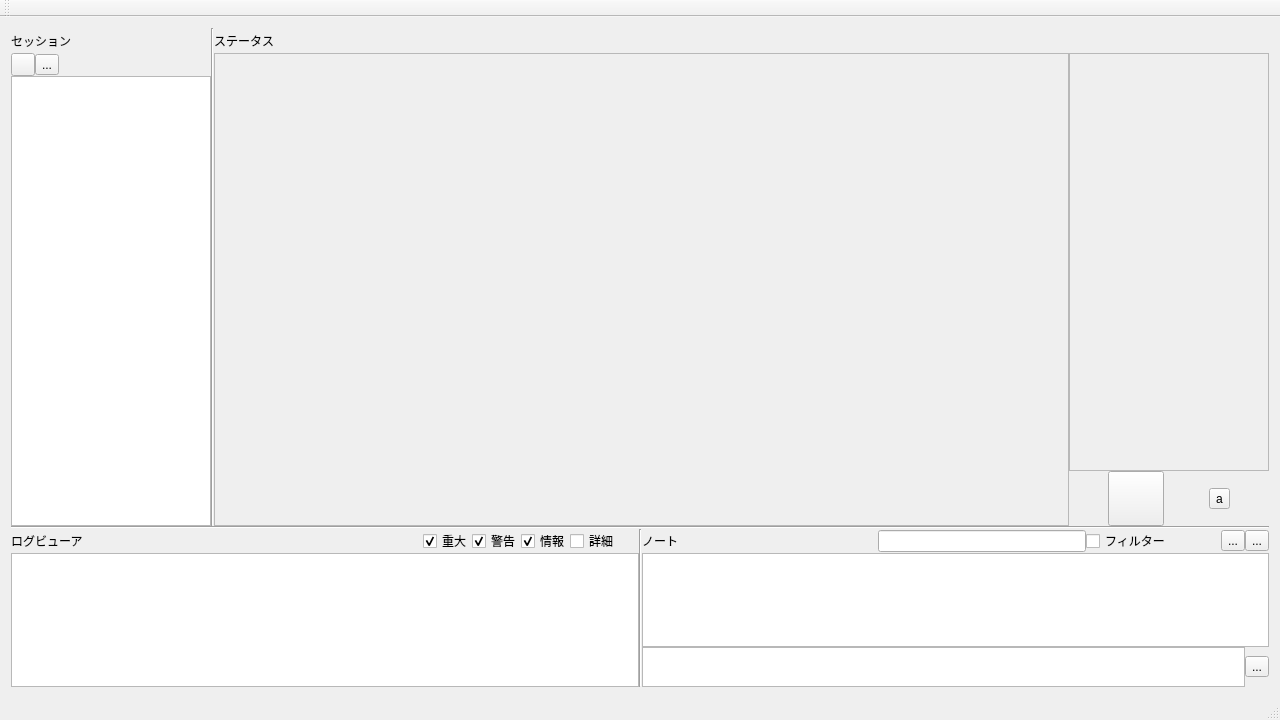
First picture: the form in mainwindow.ui, repository fr0077/magmeasure, before the edit.
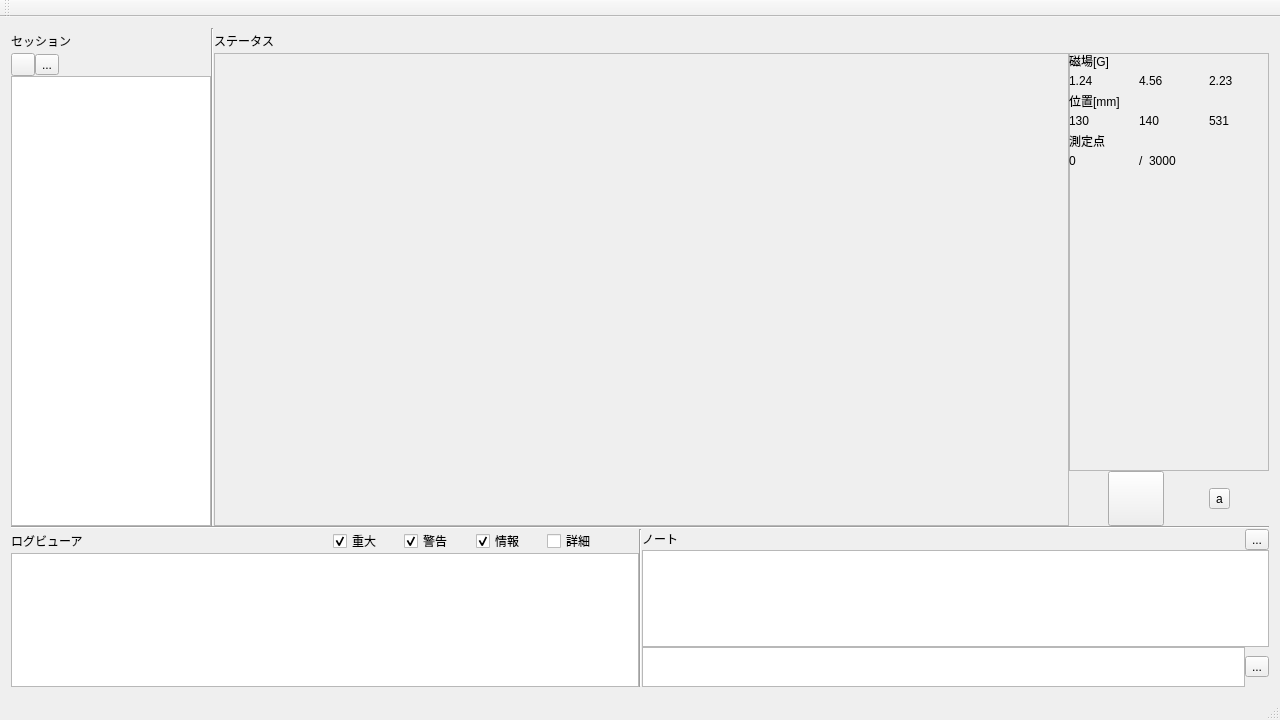
Second picture: the form after the edit. Icons and pictures are not drawn.

```diff
--- a/mainwindow.ui
+++ b/mainwindow.ui
@@ -233,6 +233,162 @@
               <property name="frameShadow">
                <enum>QFrame::Raised</enum>
               </property>
+              <widget class="QLabel" name="label_5">
+               <property name="geometry">
+                <rect>
+                 <x>0</x>
+                 <y>0</y>
+                 <width>81</width>
+                 <height>16</height>
+                </rect>
+               </property>
+               <property name="text">
+                <string>磁場[G]</string>
+               </property>
+              </widget>
+              <widget class="QLabel" name="label_6">
+               <property name="geometry">
+                <rect>
+                 <x>0</x>
+                 <y>20</y>
+                 <width>59</width>
+                 <height>16</height>
+                </rect>
+               </property>
+               <property name="text">
+                <string>1.24</string>
+               </property>
+              </widget>
+              <widget class="QLabel" name="label_7">
+               <property name="geometry">
+                <rect>
+                 <x>70</x>
+                 <y>20</y>
+                 <width>59</width>
+                 <height>16</height>
+                </rect>
+               </property>
+               <property name="text">
+                <string>4.56</string>
+               </property>
+              </widget>
+              <widget class="QLabel" name="label_8">
+               <property name="geometry">
+                <rect>
+                 <x>140</x>
+                 <y>20</y>
+                 <width>59</width>
+                 <height>16</height>
+                </rect>
+               </property>
+               <property name="text">
+                <string>2.23</string>
+               </property>
+              </widget>
+              <widget class="QLabel" name="label_9">
+               <property name="geometry">
+                <rect>
+                 <x>0</x>
+                 <y>40</y>
+                 <width>59</width>
+                 <height>16</height>
+                </rect>
+               </property>
+               <property name="text">
+                <string>位置[mm]</string>
+               </property>
+              </widget>
+              <widget class="QLabel" name="label_10">
+               <property name="geometry">
+                <rect>
+                 <x>0</x>
+                 <y>60</y>
+                 <width>59</width>
+                 <height>16</height>
+                </rect>
+               </property>
+               <property name="text">
+                <string>130</string>
+               </property>
+              </widget>
+              <widget class="QLabel" name="label_11">
+               <property name="geometry">
+                <rect>
+                 <x>70</x>
+                 <y>60</y>
+                 <width>59</width>
+                 <height>16</height>
+                </rect>
+               </property>
+               <property name="text">
+                <string>140</string>
+               </property>
+              </widget>
+              <widget class="QLabel" name="label_12">
+               <property name="geometry">
+                <rect>
+                 <x>140</x>
+                 <y>60</y>
+                 <width>59</width>
+                 <height>16</height>
+                </rect>
+               </property>
+               <property name="text">
+                <string>531</string>
+               </property>
+              </widget>
+              <widget class="QLabel" name="label_13">
+               <property name="geometry">
+                <rect>
+                 <x>0</x>
+                 <y>80</y>
+                 <width>59</width>
+                 <height>16</height>
+                </rect>
+               </property>
+               <property name="text">
+                <string>測定点</string>
+               </property>
+              </widget>
+              <widget class="QLabel" name="label_14">
+               <property name="geometry">
+                <rect>
+                 <x>0</x>
+                 <y>100</y>
+                 <width>59</width>
+                 <height>16</height>
+                </rect>
+               </property>
+               <property name="text">
+                <string>0</string>
+               </property>
+              </widget>
+              <widget class="QLabel" name="label_15">
+               <property name="geometry">
+                <rect>
+                 <x>70</x>
+                 <y>100</y>
+                 <width>59</width>
+                 <height>16</height>
+                </rect>
+               </property>
+               <property name="text">
+                <string>/</string>
+               </property>
+              </widget>
+              <widget class="QLabel" name="label_16">
+               <property name="geometry">
+                <rect>
+                 <x>80</x>
+                 <y>100</y>
+                 <width>59</width>
+                 <height>16</height>
+                </rect>
+               </property>
+               <property name="text">
+                <string>3000</string>
+               </property>
+              </widget>
              </widget>
             </item>
             <item>
@@ -348,9 +504,12 @@
             <property name="orientation">
              <enum>Qt::Horizontal</enum>
             </property>
+            <property name="sizeType">
+             <enum>QSizePolicy::Fixed</enum>
+            </property>
             <property name="sizeHint" stdset="0">
              <size>
-              <width>40</width>
+              <width>250</width>
               <height>0</height>
              </size>
             </property>
@@ -496,73 +655,10 @@
            </widget>
           </item>
           <item>
-           <spacer name="horizontalSpacer_2">
-            <property name="orientation">
-             <enum>Qt::Horizontal</enum>
+           <widget class="QToolButton" name="button_note_delete">
+            <property name="toolTip">
+             <string>ノートを削除</string>
             </property>
-            <property name="sizeType">
-             <enum>QSizePolicy::Fixed</enum>
-            </property>
-            <property name="sizeHint" stdset="0">
-             <size>
-              <width>200</width>
-              <height>0</height>
-             </size>
-            </property>
-           </spacer>
-          </item>
-          <item>
-           <widget class="QLineEdit" name="lineEdit">
-            <property name="sizePolicy">
-             <sizepolicy hsizetype="Expanding" vsizetype="Fixed">
-              <horstretch>0</horstretch>
-              <verstretch>0</verstretch>
-             </sizepolicy>
-            </property>
-           </widget>
-          </item>
-          <item>
-           <widget class="QCheckBox" name="checkBox_4">
-            <property name="sizePolicy">
-             <sizepolicy hsizetype="Minimum" vsizetype="Fixed">
-              <horstretch>0</horstretch>
-              <verstretch>0</verstretch>
-             </sizepolicy>
-            </property>
-            <property name="text">
-             <string>フィルター</string>
-            </property>
-           </widget>
-          </item>
-          <item>
-           <spacer name="horizontalSpacer_4">
-            <property name="orientation">
-             <enum>Qt::Horizontal</enum>
-            </property>
-            <property name="sizeType">
-             <enum>QSizePolicy::Fixed</enum>
-            </property>
-            <property name="sizeHint" stdset="0">
-             <size>
-              <width>50</width>
-              <height>20</height>
-             </size>
-            </property>
-           </spacer>
-          </item>
-          <item>
-           <widget class="QToolButton" name="toolButton_3">
-            <property name="text">
-             <string>...</string>
-            </property>
-            <property name="icon">
-             <iconset resource="magmeasure-resources.qrc">
-              <normaloff>:/icons/star.png</normaloff>:/icons/star.png</iconset>
-            </property>
-           </widget>
-          </item>
-          <item>
-           <widget class="QToolButton" name="toolButton_4">
             <property name="text">
              <string>...</string>
             </property>
```
Left out of the diff: 48 changed lines with no effect on the pictures.
